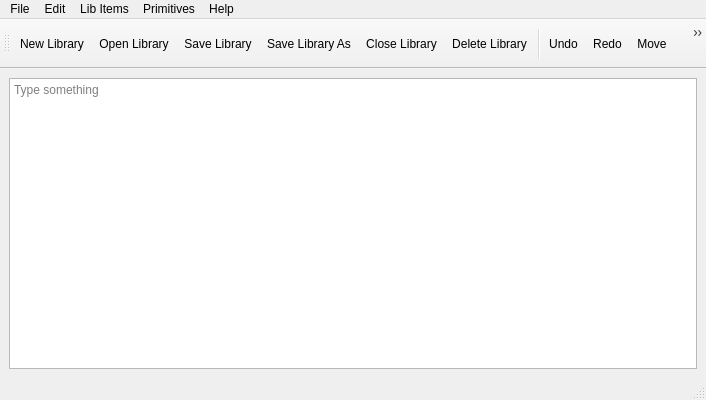
First picture: the form in src/ui/libwindow.ui, repository sonicsmooth/eellamaqt, before the edit.
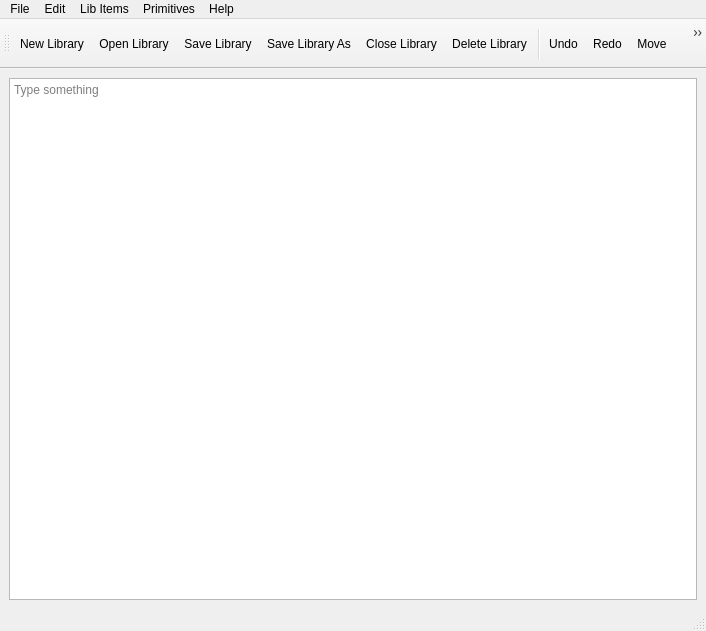
Second picture: the form after the edit. Icons and pictures are not drawn.

What changed in the file:
```diff
--- a/src/ui/libwindow.ui
+++ b/src/ui/libwindow.ui
@@ -7,7 +7,7 @@
     <x>0</x>
     <y>0</y>
     <width>706</width>
-    <height>400</height>
+    <height>631</height>
    </rect>
   </property>
   <property name="windowTitle">
```
Left out of the diff: 2 changed lines with no effect on the pictures.
